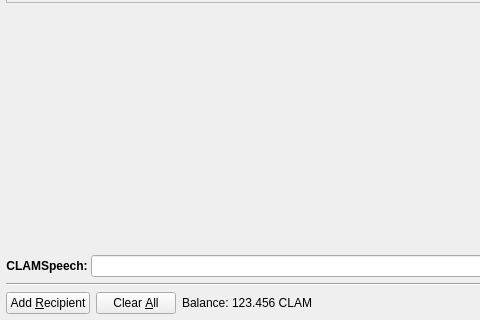
Above: src/qt/forms/sendcoinsdialog.ui from CyberCriminal0/Mercury before the change; both pictures show x 0 to 480 and y 132 to 452 of the 964 by 452 pixel window. Below: the same form after it.
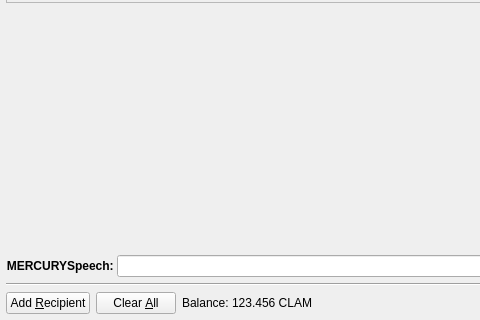
That is the form after the change. Icons and pictures are not drawn.

Commit message: CLAMSpeech to MERCURYSpeech

```diff
--- a/src/qt/forms/sendcoinsdialog.ui
+++ b/src/qt/forms/sendcoinsdialog.ui
@@ -711,7 +711,7 @@
         </font>
        </property>
        <property name="text">
-        <string>CLAMSpeech: </string>
+        <string>MERCURYSpeech: </string>
        </property>
        <property name="alignment">
         <set>Qt::AlignLeading|Qt::AlignLeft|Qt::AlignRight|Qt::AlignTrailing|Qt::AlignVCenter</set>
```
Left out of the diff: 4 changed lines with no effect on the pictures. The commit also changes 15 other files.
